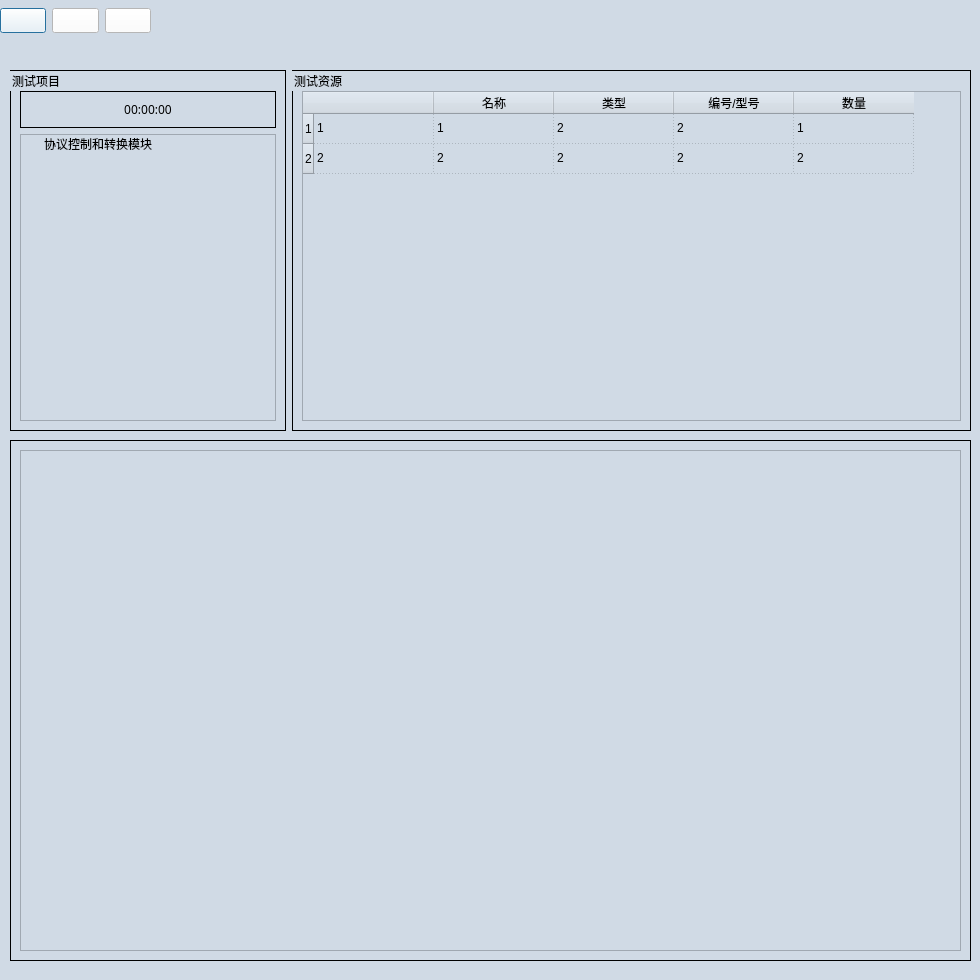
gaoxingyu-hub/HUA54testframework, file ui/control_device/COM_CONTROL_DEVICE_PA2.ui: the form before one commit.
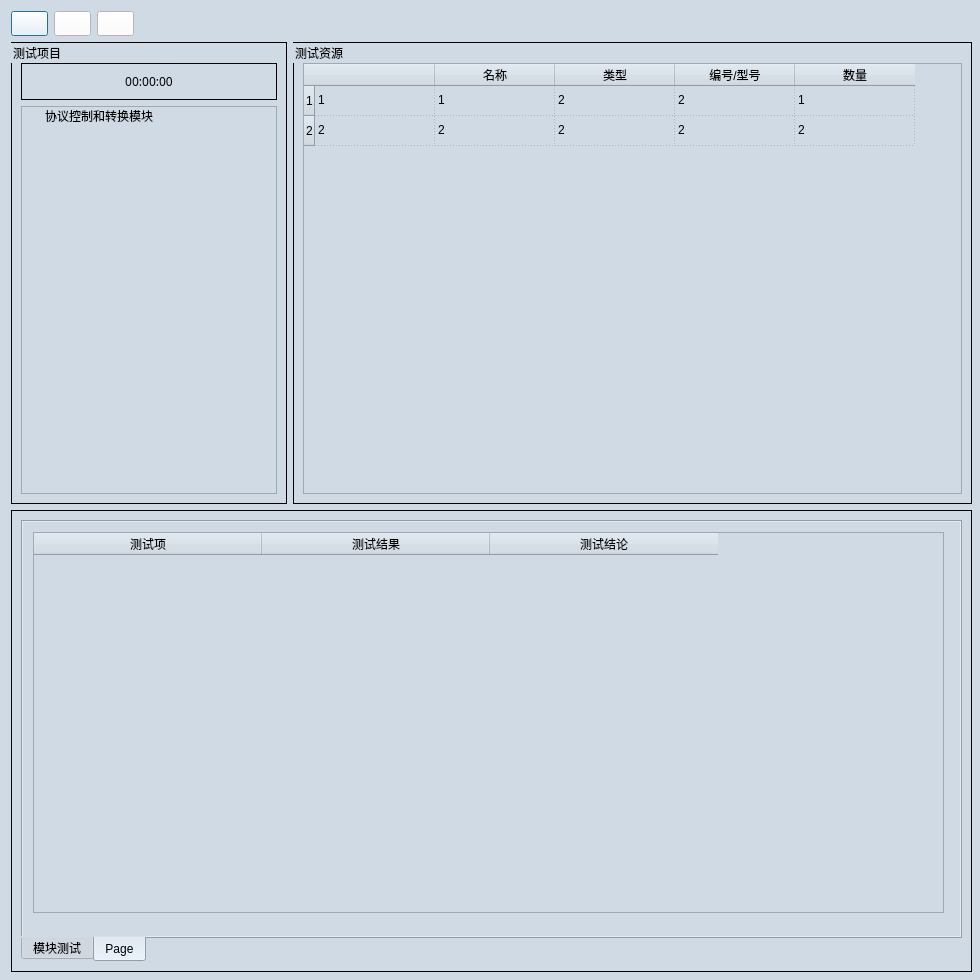
The form after the commit. The open tabs and pages were chosen to show the change. Icons and pictures are not drawn.

Commit message: 通信控制设备、交换机测试模块增加测试数据存储及界面显示

Diff of the .ui file:
```diff
--- a/ui/control_device/COM_CONTROL_DEVICE_PA2.ui
+++ b/ui/control_device/COM_CONTROL_DEVICE_PA2.ui
@@ -64,59 +64,19 @@
 border:1px solid rgb(0, 0, 0); 
 }</string>
   </property>
-  <widget class="QSplitter" name="splitter">
+  <widget class="QWidget" name="">
    <property name="geometry">
     <rect>
-     <x>0</x>
-     <y>0</y>
-     <width>0</width>
-     <height>0</height>
-    </rect>
-   </property>
-   <property name="orientation">
-    <enum>Qt::Horizontal</enum>
-   </property>
-  </widget>
-  <widget class="QSplitter" name="splitter_4">
-   <property name="geometry">
-    <rect>
-     <x>0</x>
-     <y>0</y>
-     <width>0</width>
-     <height>0</height>
-    </rect>
-   </property>
-   <property name="orientation">
-    <enum>Qt::Horizontal</enum>
-   </property>
-  </widget>
-  <widget class="QGroupBox" name="groupBox_test_results">
-   <property name="geometry">
-    <rect>
-     <x>10</x>
-     <y>440</y>
+     <x>11</x>
+     <y>11</y>
      <width>961</width>
-     <height>521</height>
+     <height>961</height>
     </rect>
    </property>
-   <property name="title">
-    <string/>
-   </property>
-   <layout class="QGridLayout" name="gridLayout_4">
+   <layout class="QGridLayout" name="gridLayout_17">
     <item row="0" column="0">
-     <widget class="QTableWidget" name="tableWidget_test_results"/>
-    </item>
-   </layout>
-  </widget>
-  <widget class="QWidget" name="layoutWidget">
-   <property name="geometry">
-    <rect>
-     <x>0</x>
-     <y>0</y>
-     <width>151</width>
-     <height>42</height>
-    </rect>
-   </property>
+     <layout class="QGridLayout" name="gridLayout_9">
+      <item row="0" column="0">
    <layout class="QGridLayout" name="gridLayout">
     <item row="0" column="0">
      <widget class="QPushButton" name="pushButton_start">
@@ -180,16 +140,25 @@
      </widget>
     </item>
    </layout>
-  </widget>
-  <widget class="QWidget" name="layoutWidget">
-   <property name="geometry">
-    <rect>
-     <x>10</x>
-     <y>70</y>
-     <width>961</width>
-     <height>361</height>
-    </rect>
-   </property>
+      </item>
+      <item row="0" column="1">
+       <spacer name="horizontalSpacer">
+        <property name="orientation">
+         <enum>Qt::Horizontal</enum>
+        </property>
+        <property name="sizeHint" stdset="0">
+         <size>
+          <width>40</width>
+          <height>20</height>
+         </size>
+        </property>
+       </spacer>
+      </item>
+     </layout>
+    </item>
+    <item row="1" column="0">
+     <layout class="QGridLayout" name="gridLayout_8">
+      <item row="0" column="0">
    <layout class="QHBoxLayout" name="horizontalLayout" stretch="0,2">
     <item>
      <widget class="QGroupBox" name="groupBox_test_modules">
@@ -370,6 +339,91 @@
      </widget>
     </item>
    </layout>
+      </item>
+      <item row="1" column="0">
+       <widget class="QGroupBox" name="groupBox_test_results">
+        <property name="title">
+         <string/>
+        </property>
+        <layout class="QGridLayout" name="gridLayout_4">
+         <item row="0" column="0">
+          <widget class="QTabWidget" name="tabWidget">
+           <property name="tabPosition">
+            <enum>QTabWidget::South</enum>
+           </property>
+           <property name="currentIndex">
+            <number>0</number>
+           </property>
+           <widget class="QWidget" name="tab">
+            <attribute name="title">
+             <string>模块测试</string>
+            </attribute>
+            <layout class="QGridLayout" name="gridLayout_19">
+             <item row="0" column="0">
+              <widget class="QTableWidget" name="tableWidget_test_results_2">
+               <attribute name="horizontalHeaderDefaultSectionSize">
+                <number>228</number>
+               </attribute>
+               <column>
+                <property name="text">
+                 <string>测试项</string>
+                </property>
+               </column>
+               <column>
+                <property name="text">
+                 <string>测试结果</string>
+                </property>
+               </column>
+               <column>
+                <property name="text">
+                 <string>测试结论</string>
+                </property>
+               </column>
+              </widget>
+             </item>
+            </layout>
+           </widget>
+           <widget class="QWidget" name="tab_9">
+            <attribute name="title">
+             <string>Page</string>
+            </attribute>
+            <widget class="QTableWidget" name="tableWidget_test_results">
+             <property name="geometry">
+              <rect>
+               <x>10</x>
+               <y>10</y>
+               <width>911</width>
+               <height>381</height>
+              </rect>
+             </property>
+             <attribute name="horizontalHeaderDefaultSectionSize">
+              <number>228</number>
+             </attribute>
+             <column>
+              <property name="text">
+               <string>测试项</string>
+              </property>
+             </column>
+             <column>
+              <property name="text">
+               <string>测试结果</string>
+              </property>
+             </column>
+             <column>
+              <property name="text">
+               <string>测试结论</string>
+              </property>
+             </column>
+            </widget>
+           </widget>
+          </widget>
+         </item>
+        </layout>
+       </widget>
+      </item>
+     </layout>
+    </item>
+   </layout>
   </widget>
  </widget>
  <resources>
```
Left out of the diff: 8 changed lines with no effect on the pictures. Lines whose indentation alone changed are shown as unchanged. The commit also changes 14 other files.
